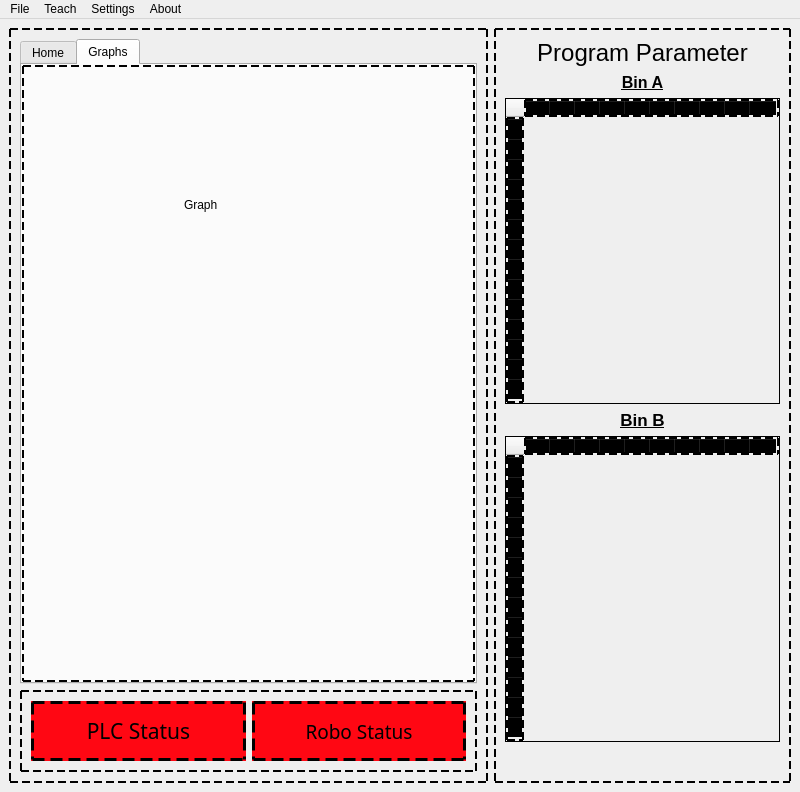
Before: the Qt Designer form UI_Files/Mainwindow.ui in listpplo/AtopRobo, drawn with Qt 5.
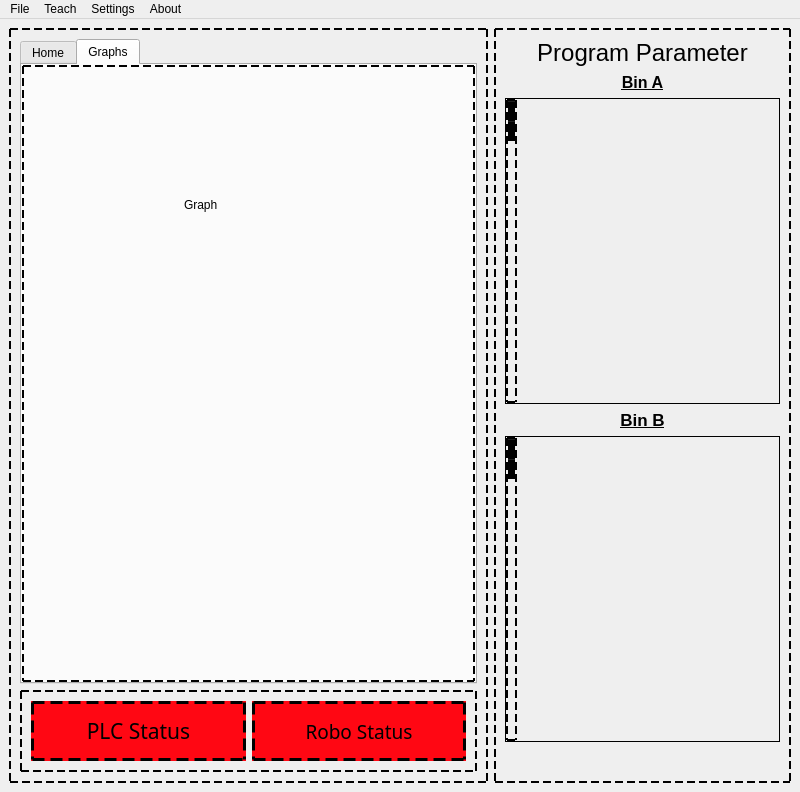
After: the same form once the commit is applied. The open tabs and pages were chosen to show the change. Icons and pictures are not drawn.

Patch:
```diff
--- a/UI_Files/Mainwindow.ui
+++ b/UI_Files/Mainwindow.ui
@@ -525,7 +525,7 @@
           <enum>Qt::PenStyle::DashDotDotLine</enum>
          </property>
          <property name="rowCount">
-          <number>14</number>
+          <number>2</number>
          </property>
          <attribute name="horizontalHeaderVisible">
           <bool>true</bool>
@@ -548,123 +548,8 @@
          <attribute name="verticalHeaderStretchLastSection">
           <bool>false</bool>
          </attribute>
-         <row>
-          <property name="text">
-           <string>0</string>
-          </property>
-          <property name="font">
-           <font>
-            <pointsize>9</pointsize>
-           </font>
-          </property>
-         </row>
-         <row>
-          <property name="text">
-           <string>1</string>
-          </property>
-         </row>
-         <row>
-          <property name="text">
-           <string>2</string>
-          </property>
-         </row>
-         <row>
-          <property name="text">
-           <string>3</string>
-          </property>
-         </row>
-         <row>
-          <property name="text">
-           <string>4</string>
-          </property>
-         </row>
-         <row>
-          <property name="text">
-           <string>5</string>
-          </property>
-         </row>
-         <row>
-          <property name="text">
-           <string>6</string>
-          </property>
-         </row>
-         <row>
-          <property name="text">
-           <string>7</string>
-          </property>
-         </row>
-         <row>
-          <property name="text">
-           <string>8</string>
-          </property>
-         </row>
-         <row>
-          <property name="text">
-           <string>9</string>
-          </property>
-         </row>
-         <row>
-          <property name="text">
-           <string>10</string>
-          </property>
-         </row>
-         <row>
-          <property name="text">
-           <string>11</string>
-          </property>
-         </row>
          <row/>
          <row/>
-         <column>
-          <property name="text">
-           <string>0</string>
-          </property>
-         </column>
-         <column>
-          <property name="text">
-           <string>1</string>
-          </property>
-         </column>
-         <column>
-          <property name="text">
-           <string>2</string>
-          </property>
-         </column>
-         <column>
-          <property name="text">
-           <string>3</string>
-          </property>
-         </column>
-         <column>
-          <property name="text">
-           <string>4</string>
-          </property>
-         </column>
-         <column>
-          <property name="text">
-           <string>5</string>
-          </property>
-         </column>
-         <column>
-          <property name="text">
-           <string>6</string>
-          </property>
-         </column>
-         <column>
-          <property name="text">
-           <string>7</string>
-          </property>
-         </column>
-         <column>
-          <property name="text">
-           <string>8</string>
-          </property>
-         </column>
-         <column>
-          <property name="text">
-           <string>9</string>
-          </property>
-         </column>
         </widget>
        </item>
        <item>
@@ -712,7 +597,7 @@
           <enum>Qt::PenStyle::DashDotDotLine</enum>
          </property>
          <property name="rowCount">
-          <number>14</number>
+          <number>2</number>
          </property>
          <attribute name="horizontalHeaderMinimumSectionSize">
           <number>10</number>
@@ -726,123 +611,8 @@
          <attribute name="verticalHeaderDefaultSectionSize">
           <number>20</number>
          </attribute>
-         <row>
-          <property name="text">
-           <string>0</string>
-          </property>
-          <property name="font">
-           <font>
-            <pointsize>9</pointsize>
-           </font>
-          </property>
-         </row>
-         <row>
-          <property name="text">
-           <string>1</string>
-          </property>
-         </row>
-         <row>
-          <property name="text">
-           <string>2</string>
-          </property>
-         </row>
-         <row>
-          <property name="text">
-           <string>3</string>
-          </property>
-         </row>
-         <row>
-          <property name="text">
-           <string>4</string>
-          </property>
-         </row>
-         <row>
-          <property name="text">
-           <string>5</string>
-          </property>
-         </row>
-         <row>
-          <property name="text">
-           <string>6</string>
-          </property>
-         </row>
-         <row>
-          <property name="text">
-           <string>7</string>
-          </property>
-         </row>
-         <row>
-          <property name="text">
-           <string>8</string>
-          </property>
-         </row>
-         <row>
-          <property name="text">
-           <string>9</string>
-          </property>
-         </row>
-         <row>
-          <property name="text">
-           <string>10</string>
-          </property>
-         </row>
-         <row>
-          <property name="text">
-           <string>11</string>
-          </property>
-         </row>
          <row/>
          <row/>
-         <column>
-          <property name="text">
-           <string>0</string>
-          </property>
-         </column>
-         <column>
-          <property name="text">
-           <string>1</string>
-          </property>
-         </column>
-         <column>
-          <property name="text">
-           <string>2</string>
-          </property>
-         </column>
-         <column>
-          <property name="text">
-           <string>3</string>
-          </property>
-         </column>
-         <column>
-          <property name="text">
-           <string>4</string>
-          </property>
-         </column>
-         <column>
-          <property name="text">
-           <string>5</string>
-          </property>
-         </column>
-         <column>
-          <property name="text">
-           <string>6</string>
-          </property>
-         </column>
-         <column>
-          <property name="text">
-           <string>7</string>
-          </property>
-         </column>
-         <column>
-          <property name="text">
-           <string>8</string>
-          </property>
-         </column>
-         <column>
-          <property name="text">
-           <string>9</string>
-          </property>
-         </column>
         </widget>
        </item>
        <item>
```
Left out of the diff: 2 changed lines with no effect on the pictures.
